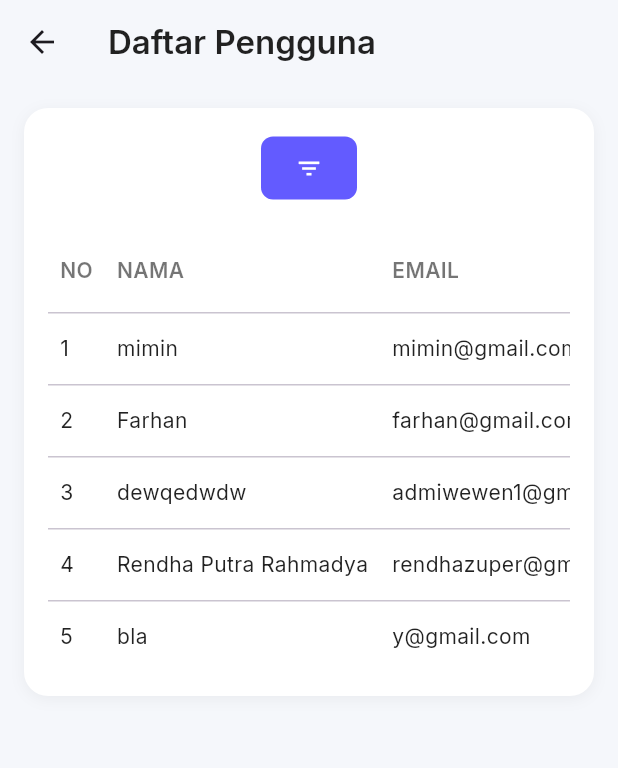
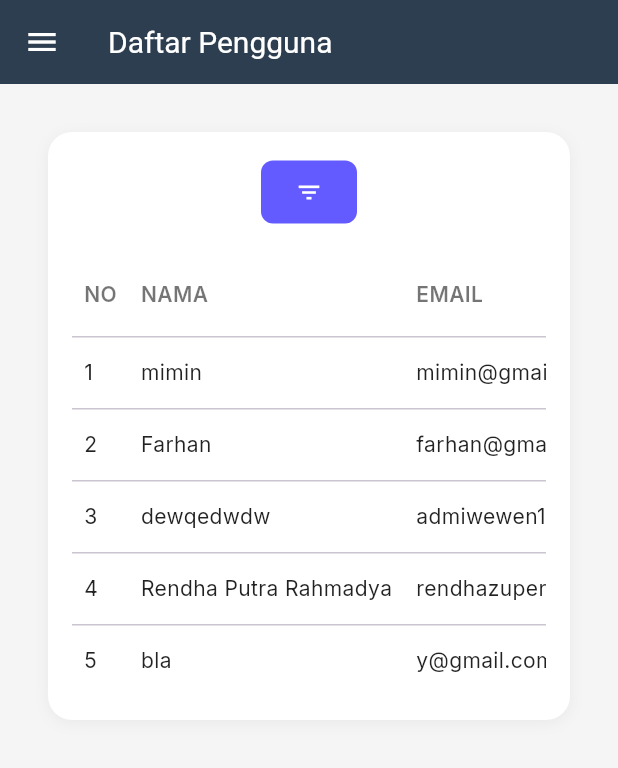
Before and after one commit to KevinASaputra/mobile_josjis_Kel2, a Flutter app: the PenggunaDaftarScreen screen opened by its route, on a phone screen of 412 x 824 dp. Shown: the top 768 px of the screen. Run offline on Flutter 3.47's test engine with Material 3 defaults, Android fonts, the phone set to English and light mode, and no system bars; our stand-ins replace file_picker, fl_chart, google_fonts.

Commit message:
Refactor user management screens to use DashboardLayout for consistent UI and improved structure

```diff
--- a/jawara/lib/screens/manajemen_pengguna/pengguna_daftar_screen.dart
+++ b/jawara/lib/screens/manajemen_pengguna/pengguna_daftar_screen.dart
@@ -2,6 +2,7 @@ import 'package:flutter/material.dart';
 import 'package:google_fonts/google_fonts.dart';
 import 'pengguna_detail_screen.dart';
 import 'pengguna_edit_screen.dart';
+import '../../widgets/dashboard_layout.dart';
 
 class PenggunaDaftarScreen extends StatefulWidget {
   const PenggunaDaftarScreen({super.key});
@@ -12,7 +13,6 @@ class PenggunaDaftarScreen extends StatefulWidget {
 
 class _PenggunaDaftarScreenState extends State<PenggunaDaftarScreen> {
   final Color primaryColor = const Color(0xFF635BFF);
-  final Color bgColor = const Color(0xFFF5F7FB);
 
   final List<Map<String, String>> data = [
     {
@@ -69,20 +69,9 @@ class _PenggunaDaftarScreenState extends State<PenggunaDaftarScreen> {
 
   @override
   Widget build(BuildContext context) {
-    return Scaffold(
-      backgroundColor: bgColor,
-      appBar: AppBar(
-        title: Text(
-          'Daftar Pengguna',
-          style: GoogleFonts.inter(
-            fontWeight: FontWeight.w600,
-            color: Colors.black87,
-          ),
-        ),
-        backgroundColor: bgColor,
-        elevation: 0,
-      ),
-      body: LayoutBuilder(
+    return DashboardLayout(
+      title: 'Daftar Pengguna',
+      child: LayoutBuilder(
         builder: (context, constraints) {
           bool isMobile = constraints.maxWidth < 700;
 
```
Also changed, not shown: jawara/lib/screens/manajemen_pengguna/pengguna_detail_screen.dart (+3 -16 lines), jawara/lib/screens/manajemen_pengguna/pengguna_edit_screen.dart (+3 -16 lines), jawara/lib/screens/manajemen_pengguna/pengguna_tambah_screen.dart (+3 -18 lines), jawara/lib/screens/pengeluaran/pengeluaran_daftar_screen.dart (+5 -5 lines).
